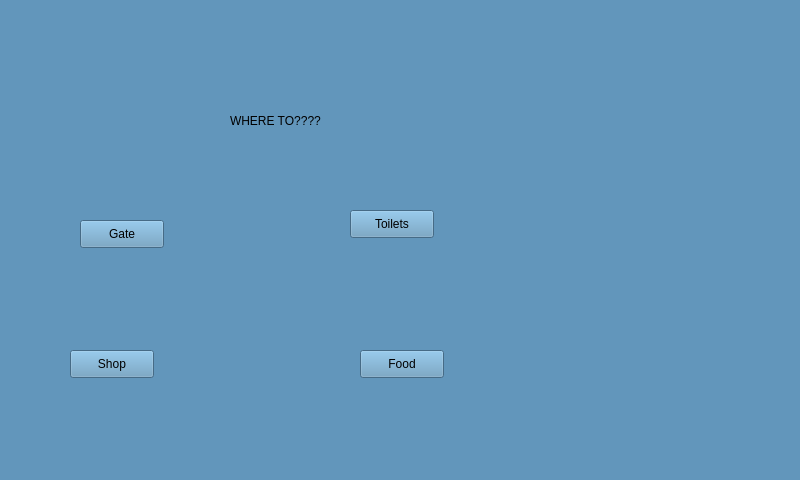
This is ui/the.ui in yussefsoudan/sdp-ian as Qt 5 draws it before an edit. The edited form follows.
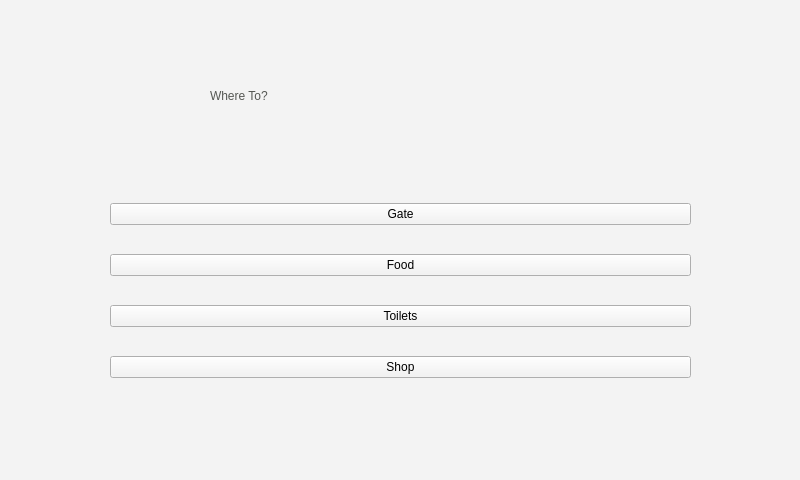
This is the edited form. The open tabs and pages were chosen to show the change.

Patch:
```diff
--- a/ui/the.ui
+++ b/ui/the.ui
@@ -38,8 +38,8 @@
    <bool>false</bool>
   </property>
   <property name="styleSheet">
-   <string notr="true">
-background-color: rgb(98, 150, 187);</string>
+   <string notr="true">background-color: rgb(255, 255, 255);
+background-color: rgb(243, 243, 243);</string>
   </property>
   <property name="currentIndex">
    <number>3</number>
@@ -263,70 +263,62 @@
    </widget>
   </widget>
   <widget class="QWidget" name="WHERE">
+   <widget class="QLabel" name="label_12">
+    <property name="geometry">
+     <rect>
+      <x>210</x>
+      <y>40</y>
+      <width>471</width>
+      <height>111</height>
+     </rect>
+    </property>
+    <property name="styleSheet">
+     <string notr="true">font: 20 50pt &quot;montserrat&quot;;
+color: rgb(85, 87, 83);</string>
+    </property>
+    <property name="text">
+     <string>Where To?</string>
+    </property>
+   </widget>
+   <widget class="QWidget" name="gridLayoutWidget">
+    <property name="geometry">
+     <rect>
+      <x>110</x>
+      <y>180</y>
+      <width>581</width>
+      <height>221</height>
+     </rect>
+    </property>
+    <layout class="QGridLayout" name="gridLayout">
+     <item row="0" column="0">
    <widget class="QPushButton" name="gate">
-    <property name="geometry">
-     <rect>
-      <x>80</x>
-      <y>220</y>
-      <width>84</width>
-      <height>28</height>
-     </rect>
-    </property>
     <property name="text">
      <string>Gate</string>
     </property>
    </widget>
+     </item>
+     <item row="2" column="0">
    <widget class="QPushButton" name="toilet">
-    <property name="geometry">
-     <rect>
-      <x>350</x>
-      <y>210</y>
-      <width>84</width>
-      <height>28</height>
-     </rect>
-    </property>
     <property name="text">
      <string>Toilets</string>
     </property>
    </widget>
-   <widget class="QPushButton" name="shop">
-    <property name="geometry">
-     <rect>
-      <x>70</x>
-      <y>350</y>
-      <width>84</width>
-      <height>28</height>
-     </rect>
-    </property>
-    <property name="text">
-     <string>Shop</string>
-    </property>
-   </widget>
+     </item>
+     <item row="1" column="0">
    <widget class="QPushButton" name="food">
-    <property name="geometry">
-     <rect>
-      <x>360</x>
-      <y>350</y>
-      <width>84</width>
-      <height>28</height>
-     </rect>
-    </property>
     <property name="text">
      <string>Food</string>
     </property>
    </widget>
-   <widget class="QLabel" name="label_12">
-    <property name="geometry">
-     <rect>
-      <x>230</x>
-      <y>70</y>
-      <width>221</width>
-      <height>101</height>
-     </rect>
-    </property>
+     </item>
+     <item row="3" column="0">
+      <widget class="QPushButton" name="shop">
     <property name="text">
-     <string>WHERE TO????</string>
-    </property>
+        <string>Shop</string>
+       </property>
+      </widget>
+     </item>
+    </layout>
    </widget>
   </widget>
   <widget class="QWidget" name="SHOPS">
```
Left out of the diff: 76 changed lines with no effect on the pictures. Lines whose indentation alone changed are shown as unchanged.
